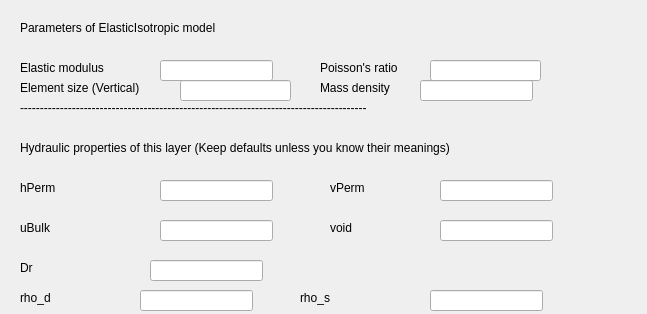
This is UI/ElasticIsotropic.ui in NHERI-SimCenter/QS3hark as Qt 5 draws it before an edit. The edited form follows.
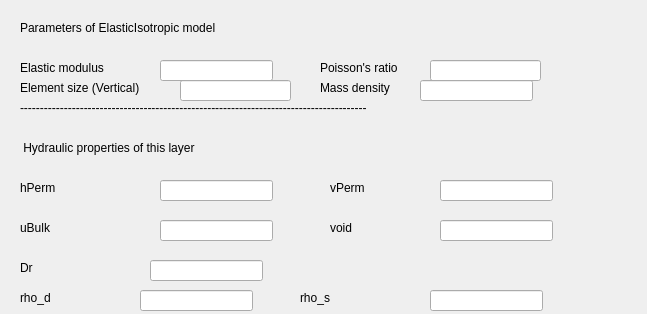
This is the edited form.

Patch:
```diff
--- a/UI/ElasticIsotropic.ui
+++ b/UI/ElasticIsotropic.ui
@@ -305,7 +305,7 @@
     </rect>
    </property>
    <property name="text">
-    <string>Hydraulic properties of this layer (Keep defaults unless you know their meanings)</string>
+    <string> Hydraulic properties of this layer</string>
    </property>
   </widget>
  </widget>
```
Left out of the diff: 10 changed lines with no effect on the pictures.
